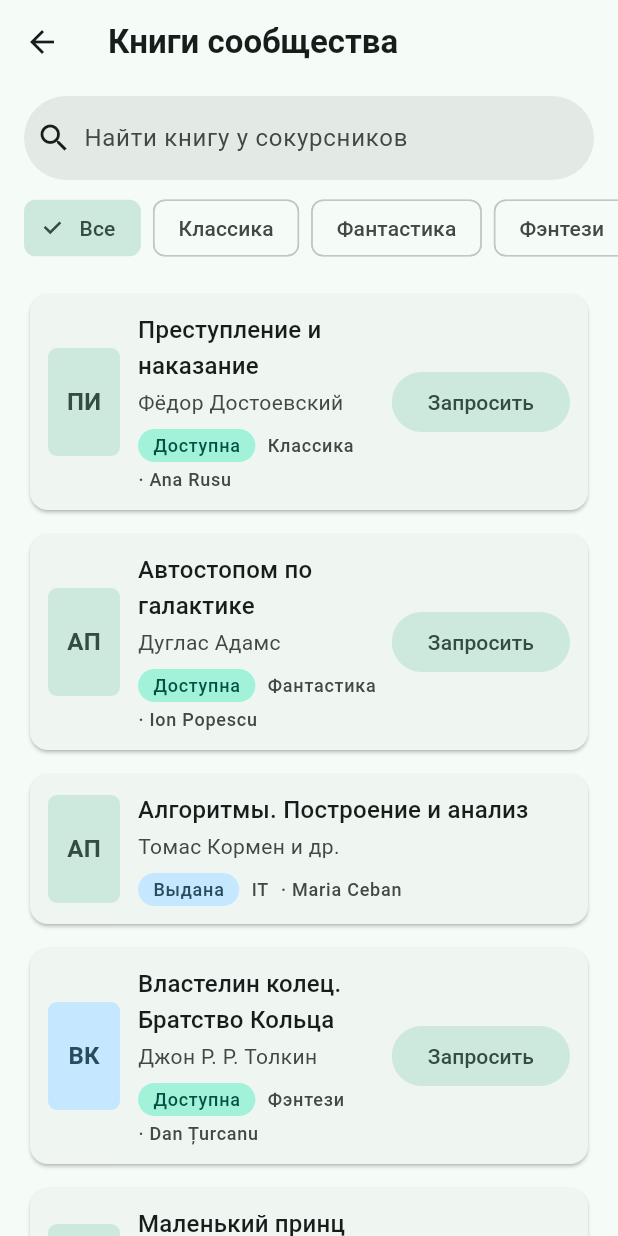
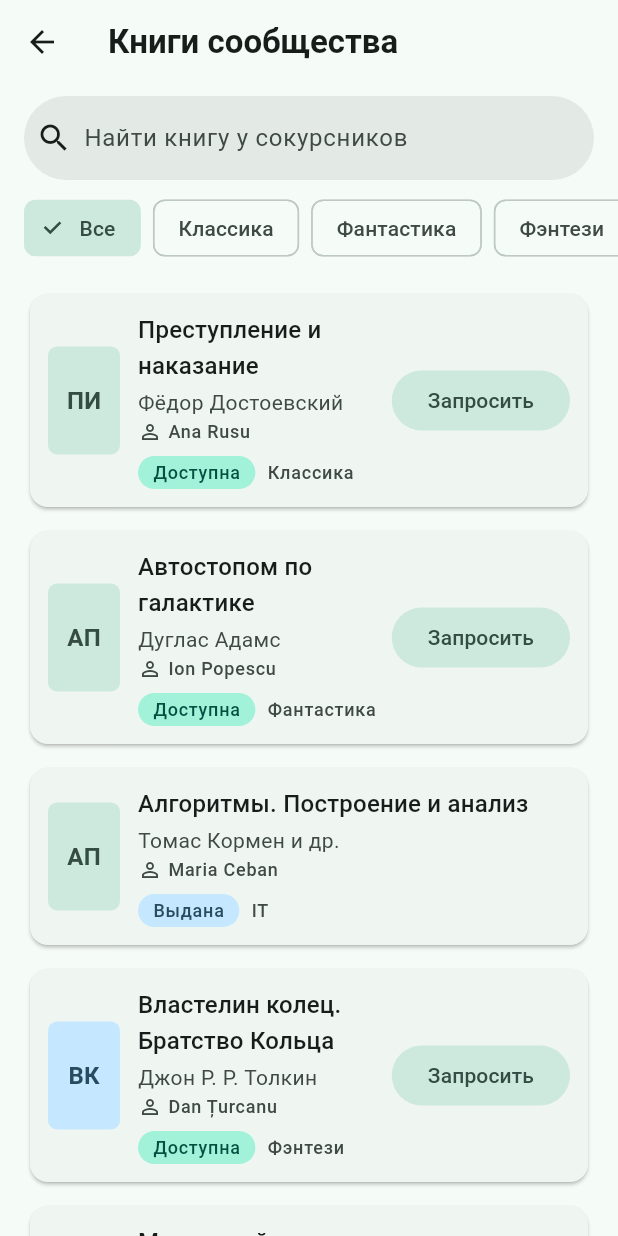
Before and after one commit to BiTeRios/booknest, a Flutter app: the CommunityScreen screen opened directly, on a phone screen of 412 x 824 dp. Run offline on Flutter 3.47's test engine with Material 3 defaults, Android fonts, the phone set to English and light mode, and no system bars.

Commit message:
Карточка книги: владелец отдельной строкой с иконкой

```diff
--- a/lib/widgets/book_card.dart
+++ b/lib/widgets/book_card.dart
@@ -55,6 +55,24 @@ class BookCard extends StatelessWidget {
                       maxLines: 1,
                       overflow: TextOverflow.ellipsis,
                     ),
+                    if (showOwner) ...[
+                      const SizedBox(height: 2),
+                      Row(
+                        children: [
+                          Icon(Icons.person_outline, size: 16, color: muted),
+                          const SizedBox(width: 4),
+                          Expanded(
+                            child: Text(
+                              book.ownerName,
+                              style: theme.textTheme.labelMedium?.copyWith(
+                                color: muted,
+                              ),
+                              overflow: TextOverflow.ellipsis,
+                            ),
+                          ),
+                        ],
+                      ),
+                    ],
                     const SizedBox(height: 8),
                     Wrap(
                       spacing: 8,
@@ -68,13 +86,6 @@ class BookCard extends StatelessWidget {
                             color: muted,
                           ),
                         ),
-                        if (showOwner)
-                          Text(
-                            '· ${book.ownerName}',
-                            style: theme.textTheme.labelMedium?.copyWith(
-                              color: muted,
-                            ),
-                          ),
                       ],
                     ),
                   ],
```
